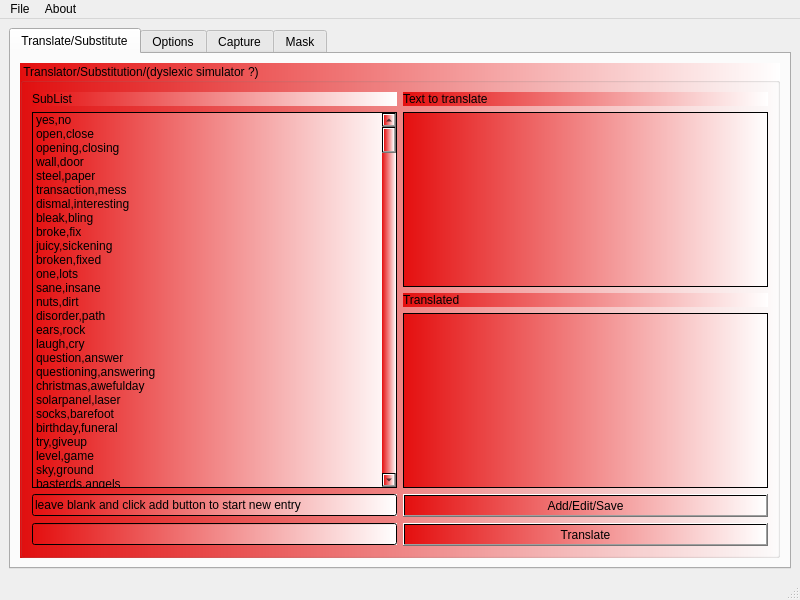
Qt form mainwindow.ui (netpipe/RightHand) before a commit.
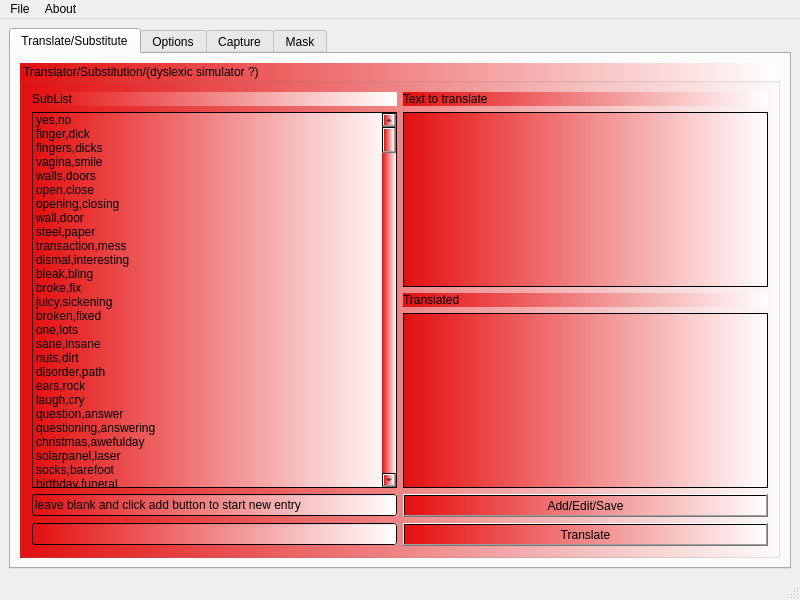
The same form after that commit.

The edit to the form file:
```diff
--- a/mainwindow.ui
+++ b/mainwindow.ui
@@ -98,6 +98,26 @@
                <string>yes,no</string>
               </property>
              </item>
+             <item>
+              <property name="text">
+               <string>finger,dick</string>
+              </property>
+             </item>
+             <item>
+              <property name="text">
+               <string>fingers,dicks</string>
+              </property>
+             </item>
+             <item>
+              <property name="text">
+               <string>vagina,smile</string>
+              </property>
+             </item>
+             <item>
+              <property name="text">
+               <string>walls,doors</string>
+              </property>
+             </item>
              <item>
               <property name="text">
                <string>open,close</string>
```
